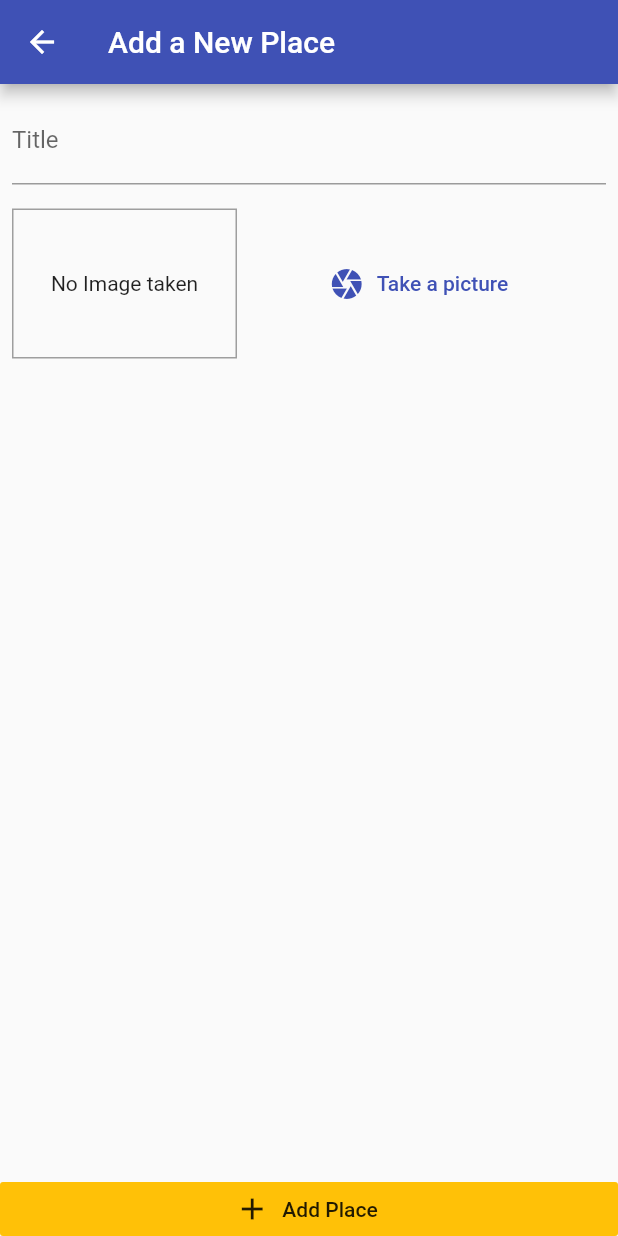
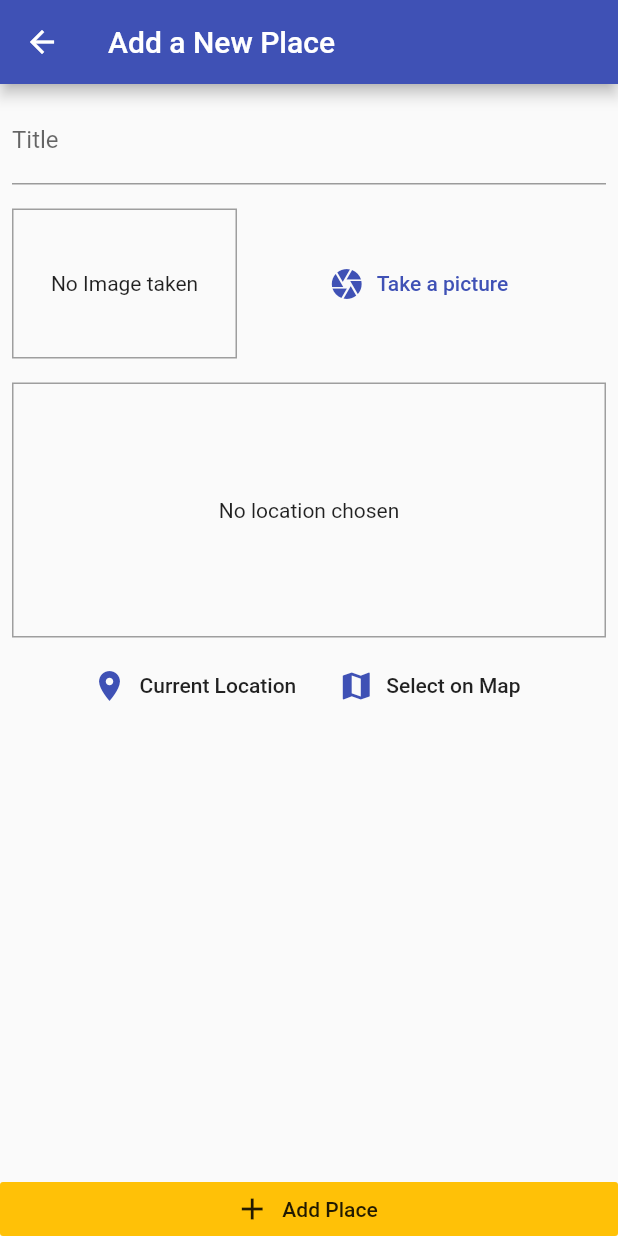
Before and after one commit to AbdoTareq/flutter_great_places, a Flutter app: the AddPlaceScreen screen opened by its route, on a phone screen of 412 x 824 dp. Run offline on Flutter 3.47's test engine with Material 2 defaults, Android fonts, the light colour scheme and no system bars; our stand-ins replace image_picker, location, sqflite; accounts and stored records are empty.

Commit message:
feat: GetUSerCurrentLocaion

```diff
--- a/lib/main.dart
+++ b/lib/main.dart
@@ -18,6 +18,7 @@ class MyApp extends StatelessWidget {
           accentColor: Colors.amber,
         ),
         home: PlacesListScreen(),
+        debugShowCheckedModeBanner: false,
         routes: {
           AddPlaceScreen.routeName: (ctx) => AddPlaceScreen(),
         },
--- a/lib/screens/add_place_screen.dart
+++ b/lib/screens/add_place_screen.dart
@@ -3,6 +3,7 @@ import 'dart:io';
 import 'package:flutter/material.dart';
 import 'package:flutter_great_places/providers/great_places_provider.dart';
 import 'package:flutter_great_places/widgets/image_input.dart';
+import 'package:flutter_great_places/widgets/location_input.dart';
 import 'package:provider/provider.dart';
 
 class AddPlaceScreen extends StatefulWidget {
@@ -65,6 +66,7 @@ class _AddPlaceScreenState extends State<AddPlaceScreen> {
                     ),
                   ),
                   ImageInput(_selectImage),
+                  LocationInput(),
                 ],
               ),
             ),
--- /dev/null
+++ b/lib/widgets/location_input.dart
@@ -0,0 +1,63 @@
+import 'dart:ui';
+
+import 'package:flutter/material.dart';
+import 'package:location/location.dart';
+
+class LocationInput extends StatefulWidget {
+  @override
+  _LocationInputState createState() => _LocationInputState();
+}
+
+class _LocationInputState extends State<LocationInput> {
+  String mapImageUrl;
+
+  Future<void> _getCurrentLocation()async {
+    final myLocation = await Location().getLocation();
+    print('dart mess: ${myLocation.longitude}');
+    print('dart mess: ${myLocation.latitude}');
+  }
+
+  @override
+  Widget build(BuildContext context) {
+    return Column(
+      children: [
+        Container(
+          height: 170,
+          width: double.infinity,
+          margin: EdgeInsets.all(8),
+          decoration:
+              BoxDecoration(border: Border.all(color: Colors.grey, width: 1)),
+          alignment: Alignment.center,
+          child: mapImageUrl == null
+              ? Text(
+                  'No location chosen',
+                  textAlign: TextAlign.center,
+                )
+              : Image.network(
+                  mapImageUrl,
+                  fit: BoxFit.cover,
+                ),
+        ),
+        Row(
+          mainAxisAlignment: MainAxisAlignment.center,
+          children: [
+            FlatButton.icon(
+                onPressed: _getCurrentLocation,
+                icon: Icon(
+                  Icons.location_on,
+                  color: Theme.of(context).primaryColor,
+                ),
+                label: Text('Current Location')),
+            FlatButton.icon(
+                onPressed: () {},
+                icon: Icon(
+                  Icons.map,
+                  color: Theme.of(context).primaryColor,
+                ),
+                label: Text('Select on Map')),
+          ],
+        )
+      ],
+    );
+  }
+}
--- a/pubspec.yaml
+++ b/pubspec.yaml
@@ -30,10 +30,8 @@ dependencies:
   path_provider: ^1.6.14
   # database to store data
   sqflite: ^1.3.1+1
-
-
-
-
+  # location & Maps
+  location: ^3.0.0
 
 
 
```
Also changed, not shown: pubspec.lock, 2 other files.
